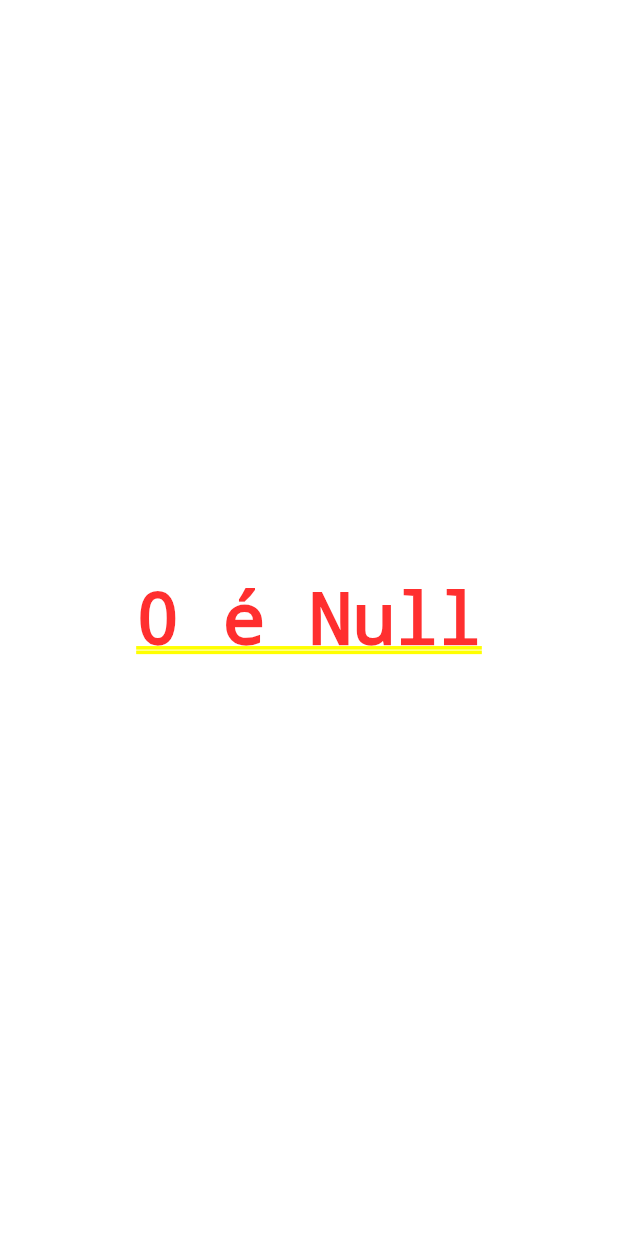
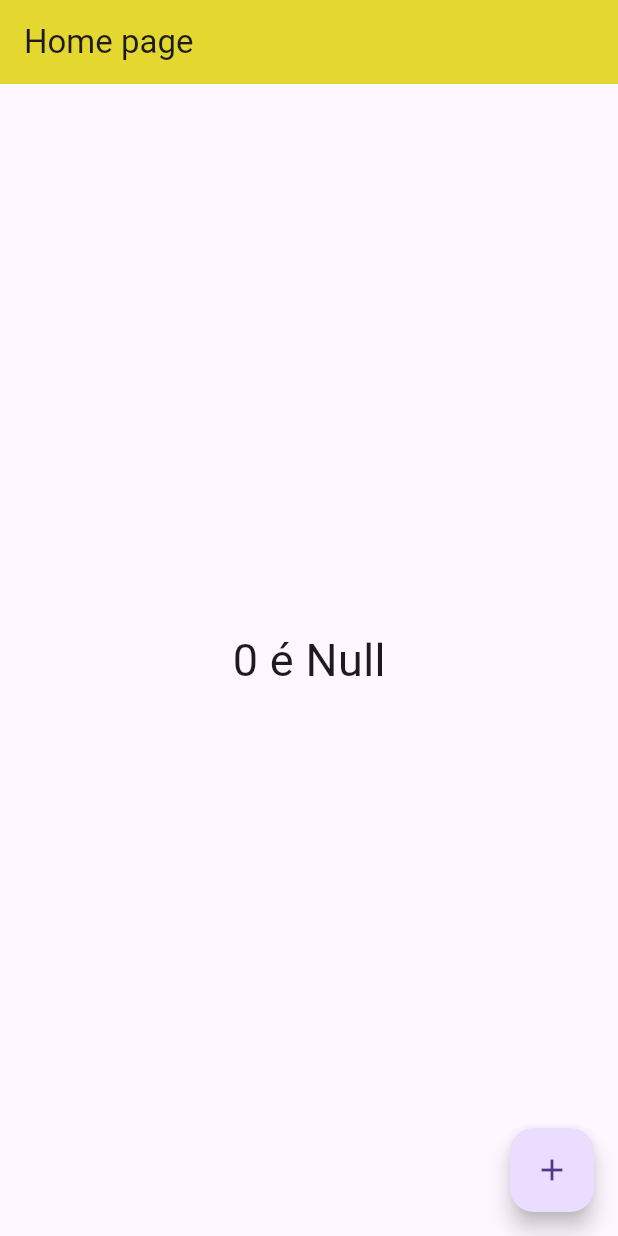
Before and after one commit to LFernandoMB/Flutter-learning, a Flutter app: the screen it shows after launch, on a phone screen of 412 x 824 dp. Run offline on Flutter 3.47's test engine with Material 3 defaults, Android fonts, the phone set to English and light mode, and no system bars.

Commit message:
Scaffold Widget

```diff
--- a/ola_mundo/lib/home_page.dart
+++ b/ola_mundo/lib/home_page.dart
@@ -14,10 +14,17 @@ class HomePageState extends State<HomePage> {
 
   @override
   Widget build(Object context) {
-    return Container(
-        child: Center(
+    return Scaffold(
+      appBar: AppBar(
+        title: Text('Home page'),
+        backgroundColor: Color.fromARGB(236, 226, 213, 31),
+      ),
+      body: Center(
           child: GestureDetector(
-            child: Text("$counter é $definition"),
+            child: Text(
+              "$counter é $definition",
+              style: TextStyle(fontSize: 30.0),
+            ),
             onTap: (){
               setState(() {
                 counter++;
@@ -30,6 +37,18 @@ class HomePageState extends State<HomePage> {
             },
           )
         ),
-      );
+      floatingActionButton: FloatingActionButton(
+        child: Icon(Icons.add),
+        onPressed: () {
+          setState(() {
+                counter++;
+                if (counter%2==0) {
+                  definition = "Par";
+                } else {
+                  definition = "Ímpar";
+                }
+              });
+        }),
+    );
   }
 }
```
